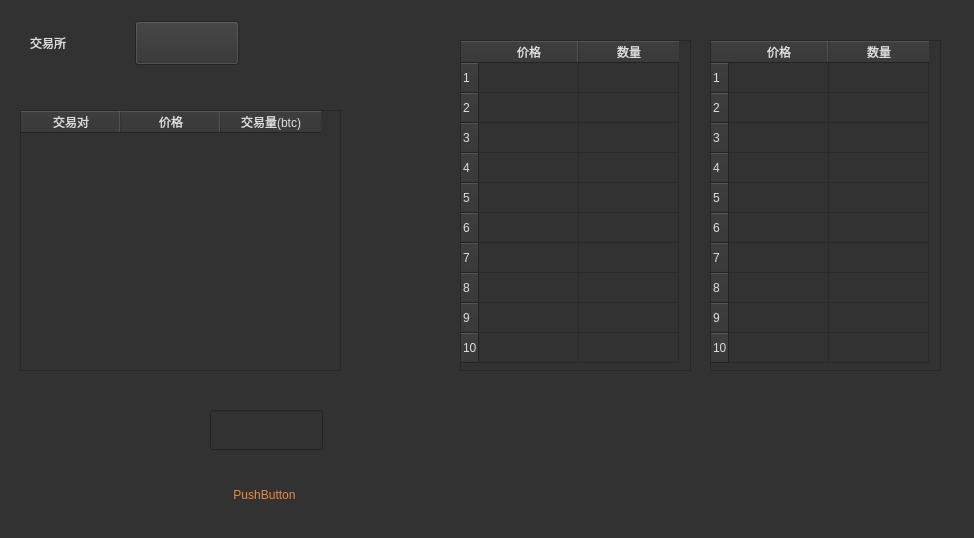
First picture: the form in src/main_widget.ui, repository lihn1987/CoinMarketWatcher, before the edit.
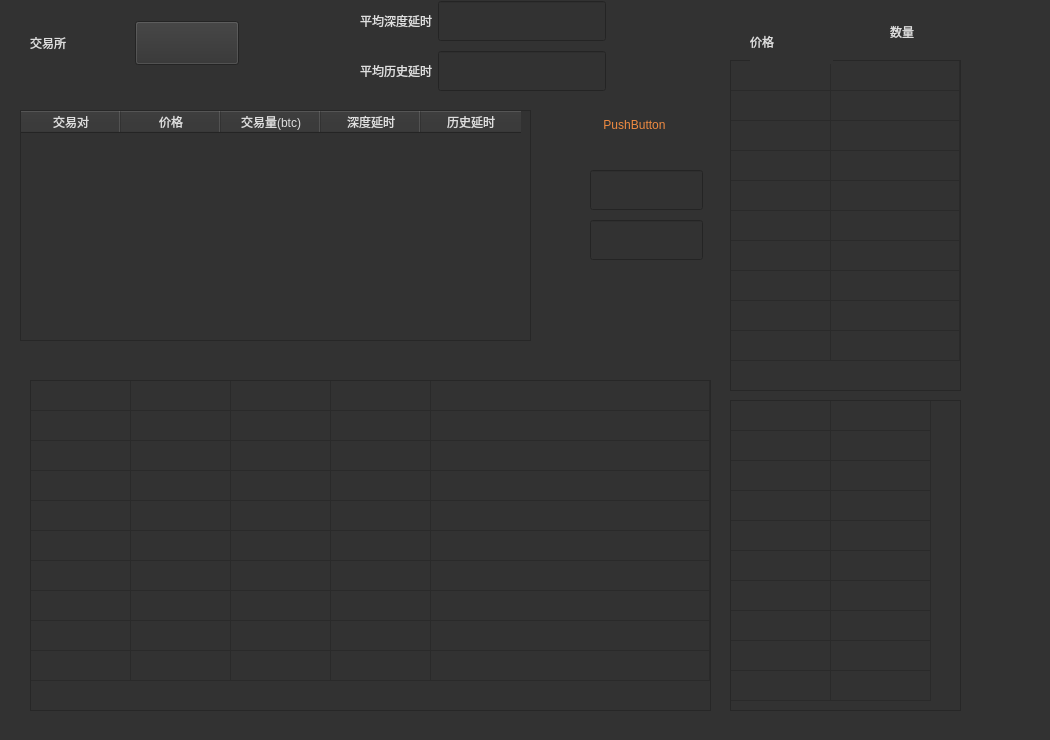
Second picture: the form after the edit. Icons and pictures are not drawn.

Commit message: 能够对深度和行情进行监控，但是效率过低，很占用带宽和cpu，下一步寻求websocket的解决方案

Diff of the .ui file:
```diff
--- a/src/main_widget.ui
+++ b/src/main_widget.ui
@@ -6,8 +6,8 @@
    <rect>
     <x>0</x>
     <y>0</y>
-    <width>974</width>
-    <height>538</height>
+    <width>1050</width>
+    <height>740</height>
    </rect>
   </property>
   <property name="windowTitle">
@@ -270,8 +270,8 @@
   <widget class="QPushButton" name="pushButton">
    <property name="geometry">
     <rect>
-     <x>220</x>
-     <y>470</y>
+     <x>590</x>
+     <y>100</y>
      <width>89</width>
      <height>50</height>
     </rect>
@@ -295,8 +295,8 @@
     <rect>
      <x>20</x>
      <y>110</y>
-     <width>321</width>
-     <height>261</height>
+     <width>511</width>
+     <height>231</height>
     </rect>
    </property>
    <property name="sortingEnabled">
@@ -317,6 +317,16 @@
      <string>交易量(btc)</string>
     </property>
    </column>
+   <column>
+    <property name="text">
+     <string>深度延时</string>
+    </property>
+   </column>
+   <column>
+    <property name="text">
+     <string>历史延时</string>
+    </property>
+   </column>
   </widget>
   <widget class="QWidget" name="layoutWidget">
    <property name="geometry">
@@ -343,15 +353,21 @@
   <widget class="QTableWidget" name="tabHuobi_2">
    <property name="geometry">
     <rect>
-     <x>460</x>
-     <y>40</y>
+     <x>730</x>
+     <y>400</y>
      <width>231</width>
-     <height>331</height>
+     <height>311</height>
     </rect>
    </property>
    <property name="sortingEnabled">
     <bool>true</bool>
    </property>
+   <attribute name="horizontalHeaderVisible">
+    <bool>false</bool>
+   </attribute>
+   <attribute name="verticalHeaderVisible">
+    <bool>false</bool>
+   </attribute>
    <row>
     <property name="text">
      <string>1</string>
@@ -416,8 +432,8 @@
   <widget class="QTableWidget" name="tabHuobi_3">
    <property name="geometry">
     <rect>
-     <x>710</x>
-     <y>40</y>
+     <x>730</x>
+     <y>60</y>
      <width>231</width>
      <height>331</height>
     </rect>
@@ -425,6 +441,21 @@
    <property name="sortingEnabled">
     <bool>true</bool>
    </property>
+   <attribute name="horizontalHeaderVisible">
+    <bool>false</bool>
+   </attribute>
+   <attribute name="horizontalHeaderCascadingSectionResizes">
+    <bool>true</bool>
+   </attribute>
+   <attribute name="horizontalHeaderShowSortIndicator" stdset="0">
+    <bool>true</bool>
+   </attribute>
+   <attribute name="horizontalHeaderStretchLastSection">
+    <bool>true</bool>
+   </attribute>
+   <attribute name="verticalHeaderVisible">
+    <bool>false</bool>
+   </attribute>
    <row>
     <property name="text">
      <string>1</string>
@@ -486,6 +517,205 @@
     </property>
    </column>
   </widget>
+  <widget class="QLabel" name="label_2">
+   <property name="geometry">
+    <rect>
+     <x>750</x>
+     <y>20</y>
+     <width>83</width>
+     <height>44</height>
+    </rect>
+   </property>
+   <property name="text">
+    <string>价格</string>
+   </property>
+  </widget>
+  <widget class="QLabel" name="label_3">
+   <property name="geometry">
+    <rect>
+     <x>890</x>
+     <y>10</y>
+     <width>83</width>
+     <height>44</height>
+    </rect>
+   </property>
+   <property name="text">
+    <string>数量</string>
+   </property>
+  </widget>
+  <widget class="QTableWidget" name="tabTradeHistory">
+   <property name="geometry">
+    <rect>
+     <x>30</x>
+     <y>380</y>
+     <width>681</width>
+     <height>331</height>
+    </rect>
+   </property>
+   <property name="selectionMode">
+    <enum>QAbstractItemView::SingleSelection</enum>
+   </property>
+   <property name="selectionBehavior">
+    <enum>QAbstractItemView::SelectRows</enum>
+   </property>
+   <property name="sortingEnabled">
+    <bool>true</bool>
+   </property>
+   <attribute name="horizontalHeaderVisible">
+    <bool>false</bool>
+   </attribute>
+   <attribute name="horizontalHeaderCascadingSectionResizes">
+    <bool>true</bool>
+   </attribute>
+   <attribute name="horizontalHeaderShowSortIndicator" stdset="0">
+    <bool>true</bool>
+   </attribute>
+   <attribute name="horizontalHeaderStretchLastSection">
+    <bool>true</bool>
+   </attribute>
+   <attribute name="verticalHeaderVisible">
+    <bool>false</bool>
+   </attribute>
+   <row>
+    <property name="text">
+     <string>1</string>
+    </property>
+   </row>
+   <row>
+    <property name="text">
+     <string>2</string>
+    </property>
+   </row>
+   <row>
+    <property name="text">
+     <string>3</string>
+    </property>
+   </row>
+   <row>
+    <property name="text">
+     <string>4</string>
+    </property>
+   </row>
+   <row>
+    <property name="text">
+     <string>5</string>
+    </property>
+   </row>
+   <row>
+    <property name="text">
+     <string>6</string>
+    </property>
+   </row>
+   <row>
+    <property name="text">
+     <string>7</string>
+    </property>
+   </row>
+   <row>
+    <property name="text">
+     <string>8</string>
+    </property>
+   </row>
+   <row>
+    <property name="text">
+     <string>9</string>
+    </property>
+   </row>
+   <row>
+    <property name="text">
+     <string>10</string>
+    </property>
+   </row>
+   <column>
+    <property name="text">
+     <string>id</string>
+    </property>
+   </column>
+   <column>
+    <property name="text">
+     <string>price</string>
+    </property>
+   </column>
+   <column>
+    <property name="text">
+     <string>amount</string>
+    </property>
+   </column>
+   <column>
+    <property name="text">
+     <string>direction</string>
+    </property>
+   </column>
+   <column>
+    <property name="text">
+     <string>ts</string>
+    </property>
+   </column>
+  </widget>
+  <widget class="QLineEdit" name="edtTest2">
+   <property name="geometry">
+    <rect>
+     <x>590</x>
+     <y>220</y>
+     <width>113</width>
+     <height>40</height>
+    </rect>
+   </property>
+  </widget>
+  <widget class="QLineEdit" name="edtTest3">
+   <property name="geometry">
+    <rect>
+     <x>590</x>
+     <y>170</y>
+     <width>113</width>
+     <height>40</height>
+    </rect>
+   </property>
+  </widget>
+  <widget class="QWidget" name="layoutWidget_2">
+   <property name="geometry">
+    <rect>
+     <x>360</x>
+     <y>50</y>
+     <width>246</width>
+     <height>42</height>
+    </rect>
+   </property>
+   <layout class="QHBoxLayout" name="horizontalLayout_3">
+    <item>
+     <widget class="QLabel" name="label_5">
+      <property name="text">
+       <string>平均历史延时</string>
+      </property>
+     </widget>
+    </item>
+    <item>
+     <widget class="QLineEdit" name="edtAvgHistoryDelay"/>
+    </item>
+   </layout>
+  </widget>
+  <widget class="QWidget" name="">
+   <property name="geometry">
+    <rect>
+     <x>360</x>
+     <y>0</y>
+     <width>246</width>
+     <height>42</height>
+    </rect>
+   </property>
+   <layout class="QHBoxLayout" name="horizontalLayout_2">
+    <item>
+     <widget class="QLabel" name="xxxxxxxxx">
+      <property name="text">
+       <string>平均深度延时</string>
+      </property>
+     </widget>
+    </item>
+    <item>
+     <widget class="QLineEdit" name="edtAvgDepthDelay"/>
+    </item>
+   </layout>
+  </widget>
  </widget>
  <resources/>
  <connections/>
```
Left out of the diff: 20 changed lines with no effect on the pictures. The commit also changes 5 other files.
